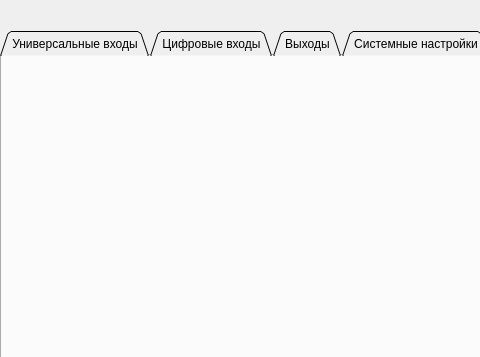
The window that options.ui (tomyqg/topaz-m) describes before a commit, drawn with Qt 5; both pictures show x 0 to 480 and y 0 to 357 of the 1280 by 800 pixel window.
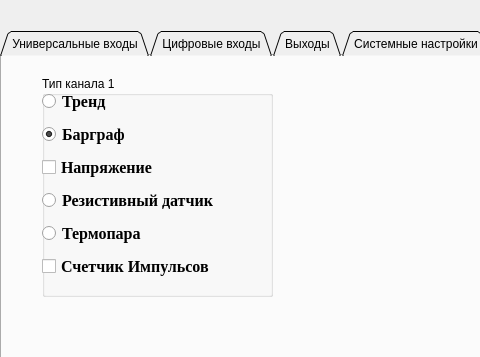
The same window after the commit. The open tabs and pages were chosen to show the change.

The edit to the form file:
```diff
--- a/options.ui
+++ b/options.ui
@@ -2796,6 +2796,130 @@
     <attribute name="title">
      <string>Режим отображения</string>
     </attribute>
+    <widget class="QGroupBox" name="groupBox_13">
+     <property name="geometry">
+      <rect>
+       <x>40</x>
+       <y>20</y>
+       <width>231</width>
+       <height>221</height>
+      </rect>
+     </property>
+     <property name="title">
+      <string>Тип канала 1</string>
+     </property>
+     <widget class="QWidget" name="layoutWidget_11">
+      <property name="geometry">
+       <rect>
+        <x>0</x>
+        <y>10</y>
+        <width>219</width>
+        <height>201</height>
+       </rect>
+      </property>
+      <layout class="QVBoxLayout" name="verticalLayout_13">
+       <property name="spacing">
+        <number>5</number>
+       </property>
+       <item>
+        <widget class="QRadioButton" name="ButonOtklChannel_5">
+         <property name="font">
+          <font>
+           <family>Times New Roman</family>
+           <pointsize>12</pointsize>
+           <weight>75</weight>
+           <bold>true</bold>
+          </font>
+         </property>
+         <property name="text">
+          <string>Тренд                 </string>
+         </property>
+         <property name="checked">
+          <bool>false</bool>
+         </property>
+        </widget>
+       </item>
+       <item>
+        <widget class="QRadioButton" name="ButonTokChannel_5">
+         <property name="font">
+          <font>
+           <family>Times New Roman</family>
+           <pointsize>12</pointsize>
+           <weight>75</weight>
+           <bold>true</bold>
+          </font>
+         </property>
+         <property name="text">
+          <string>Барграф</string>
+         </property>
+         <property name="checked">
+          <bool>true</bool>
+         </property>
+        </widget>
+       </item>
+       <item>
+        <widget class="QCheckBox" name="ButonNapryagenieChannel_5">
+         <property name="font">
+          <font>
+           <family>Times New Roman</family>
+           <pointsize>12</pointsize>
+           <weight>75</weight>
+           <bold>true</bold>
+          </font>
+         </property>
+         <property name="text">
+          <string>Напряжение                     </string>
+         </property>
+        </widget>
+       </item>
+       <item>
+        <widget class="QRadioButton" name="ButonResistorChannel_5">
+         <property name="font">
+          <font>
+           <family>Times New Roman</family>
+           <pointsize>12</pointsize>
+           <weight>75</weight>
+           <bold>true</bold>
+          </font>
+         </property>
+         <property name="text">
+          <string>Резистивный датчик       </string>
+         </property>
+        </widget>
+       </item>
+       <item>
+        <widget class="QRadioButton" name="ButonTermoparaChannel_5">
+         <property name="font">
+          <font>
+           <family>Times New Roman</family>
+           <pointsize>12</pointsize>
+           <weight>75</weight>
+           <bold>true</bold>
+          </font>
+         </property>
+         <property name="text">
+          <string>Термопара                           </string>
+         </property>
+        </widget>
+       </item>
+       <item>
+        <widget class="QCheckBox" name="ButonImpulseChannel_5">
+         <property name="font">
+          <font>
+           <family>Times New Roman</family>
+           <pointsize>12</pointsize>
+           <weight>75</weight>
+           <bold>true</bold>
+          </font>
+         </property>
+         <property name="text">
+          <string>Счетчик Импульсов           </string>
+         </property>
+        </widget>
+       </item>
+      </layout>
+     </widget>
+    </widget>
    </widget>
   </widget>
   <widget class="QPushButton" name="pushButton">
```
Left out of the diff: 124 changed lines with no effect on the pictures.
